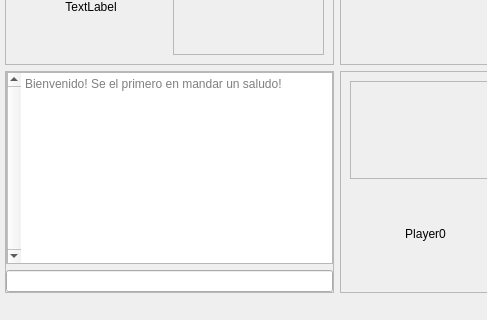
Before: the Qt Designer form Tareas/T03/client/frontend/game_window.ui in benjavicente/iic2233, drawn with Qt 5; both pictures show x 0 to 487 and y 273 to 593 of the 1008 by 593 pixel window.
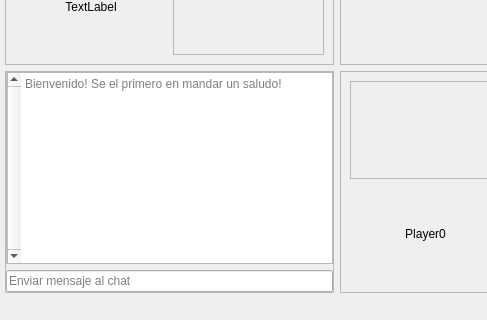
After: the same form once the commit is applied. Icons and pictures are not drawn.

Commit message: Chat listo :tada:

The edit to the form file:
```diff
--- a/Tareas/T03/client/frontend/game_window.ui
+++ b/Tareas/T03/client/frontend/game_window.ui
@@ -319,6 +319,9 @@
            <verstretch>0</verstretch>
           </sizepolicy>
          </property>
+         <property name="placeholderText">
+          <string>Enviar mensaje al chat</string>
+         </property>
         </widget>
        </item>
       </layout>
```
Left out of the diff: 9 changed lines with no effect on the pictures. The commit also changes 3 other files.
